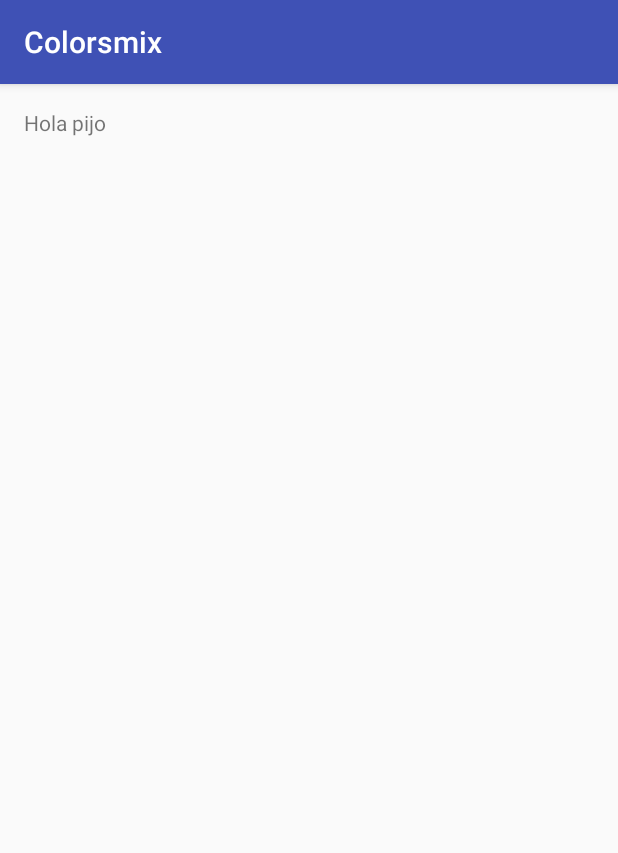
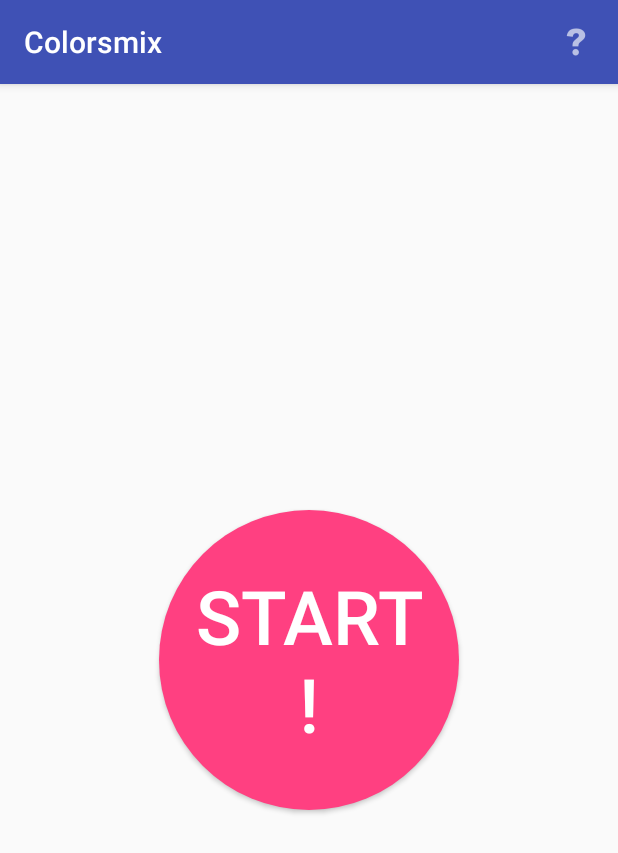
Before and after one commit to AGM-GR/Colorsmix, an Android app: the screen it shows after launch (MainActivity), on a phone screen of 412 x 824 dp. Shown: the top 853 px of the screen. Run offline under Robolectric (Android 15) with nearby library versions, the phone set to English and light mode, and no system bars.

Commit message:
Inicio de la aplicación, botón de ayuda en el menú.

```diff
--- a/app/src/main/java/ugr/pdm/rafalex/colorsmix/MainActivity.java
+++ b/app/src/main/java/ugr/pdm/rafalex/colorsmix/MainActivity.java
@@ -1,13 +1,73 @@
 package ugr.pdm.rafalex.colorsmix;
 
+import android.app.AlertDialog;
+import android.content.Intent;
 import android.support.v7.app.AppCompatActivity;
 import android.os.Bundle;
+import android.view.LayoutInflater;
+import android.view.Menu;
+import android.view.MenuInflater;
+import android.view.MenuItem;
+import android.view.View;
+import android.widget.Button;
 
 public class MainActivity extends AppCompatActivity {
+
+    //Datos de la vista
+    private Button start;
+
+    //Datos para dialogos
+    private AlertDialog menuDialog;
+    private AlertDialog.Builder helpDialog;
 
     @Override
     protected void onCreate(Bundle savedInstanceState) {
         super.onCreate(savedInstanceState);
         setContentView(R.layout.activity_main);
+
+        start = (Button) findViewById(R.id.start_button);
+
+        start.setOnClickListener(new View.OnClickListener() {
+            @Override
+            public void onClick(View view) {
+
+                // Inicia la siguiente acitividad.
+                //Intent i = new Intent(MainMenuActivity.this, PlayActivity.class);
+                //startActivity(i);
+            }
+        });
+
+        //Crea los dialogos
+        LayoutInflater inflater = this.getLayoutInflater();
+        View dialogView = inflater.inflate(R.layout.help_dialog, null);
+
+        helpDialog = new AlertDialog.Builder(this, R.style.DialogTheme)
+                .setView(dialogView)
+                .setTitle(R.string.menu_help)
+                .setNeutralButton(R.string.ok_button,null);
+
+        menuDialog = helpDialog.create();
+    }
+
+    //Función onCreateOptionMenu, para añadir el estilo de nuestro action_bar
+    @Override
+    public boolean onCreateOptionsMenu (Menu menu) {
+
+        MenuInflater inflater = getMenuInflater();
+        inflater.inflate(R.menu.action_bar, menu); // set your file name
+        return super.onCreateOptionsMenu(menu);
+    }
+
+    //Función onOptionItemSelected, para definir el funcionamiento de las opciones del action_bar
+    @Override
+    public boolean onOptionsItemSelected(final MenuItem item) {
+
+        if (item.getItemId() == R.id.help) {
+
+            menuDialog.show();
+            return true;
+        }
+
+        return super.onOptionsItemSelected(item);
     }
 }
--- /dev/null
+++ b/app/src/main/res/drawable-21/round_button.xml
@@ -0,0 +1,9 @@
+<?xml version="1.0" encoding="utf-8"?>
+<ripple xmlns:android="http://schemas.android.com/apk/res/android" android:color="@color/colorAccentDark">
+    <item>
+        <shape android:shape="oval">
+            <solid android:color="@color/colorAccent"/>
+            <size android:height="25dp" android:width="25dp"/>
+        </shape>
+    </item>
+</ripple>
--- /dev/null
+++ b/app/src/main/res/drawable/round_button.xml
@@ -0,0 +1,14 @@
+<?xml version="1.0" encoding="utf-8"?>
+<selector xmlns:android="http://schemas.android.com/apk/res/android">
+    <item android:state_pressed="false">
+        <shape android:shape="oval">
+            <solid android:color="@color/colorAccent"/>
+        </shape>
+    </item>
+    <item android:state_pressed="true">
+        <shape android:shape="oval">
+            <solid android:color="@color/colorAccentDark"/>
+            <size android:height="25dp" android:width="25dp"/>
+        </shape>
+    </item>
+</selector>
--- a/app/src/main/res/layout/activity_main.xml
+++ b/app/src/main/res/layout/activity_main.xml
@@ -1,5 +1,5 @@
 <?xml version="1.0" encoding="utf-8"?>
-<RelativeLayout xmlns:android="http://schemas.android.com/apk/res/android"
+<LinearLayout xmlns:android="http://schemas.android.com/apk/res/android"
     xmlns:tools="http://schemas.android.com/tools"
     android:id="@+id/activity_main"
     android:layout_width="match_parent"
@@ -8,10 +8,18 @@
     android:paddingLeft="@dimen/activity_horizontal_margin"
     android:paddingRight="@dimen/activity_horizontal_margin"
     android:paddingTop="@dimen/activity_vertical_margin"
+    android:gravity="center"
     tools:context="ugr.pdm.rafalex.colorsmix.MainActivity">
 
-    <TextView
-        android:layout_width="wrap_content"
-        android:layout_height="wrap_content"
-        android:text="Hola pijo" />
-</RelativeLayout>
+    <Button
+        android:text="@string/start_button_text"
+        android:layout_width="200dp"
+        android:layout_height="200dp"
+        android:id="@+id/start_button"
+        android:fontFamily="sans-serif-medium"
+        android:textSize="50sp"
+        android:padding="20dp"
+        android:background="@drawable/round_button"
+        style="@style/Widget.AppCompat.Button.Colored" />
+
+</LinearLayout>
--- /dev/null
+++ b/app/src/main/res/layout/help_dialog.xml
@@ -0,0 +1,20 @@
+<?xml version="1.0" encoding="utf-8"?>
+<ScrollView xmlns:android="http://schemas.android.com/apk/res/android"
+    xmlns:app="http://schemas.android.com/apk/res-auto"
+    android:layout_width="match_parent"
+    android:layout_height="wrap_content" >
+
+    <LinearLayout
+        android:orientation="vertical"
+        android:layout_width="match_parent"
+        android:layout_height="wrap_content"
+        android:padding="20dp">
+
+        <TextView
+            android:text="AIUDA"
+            android:layout_width="match_parent"
+            android:layout_height="wrap_content"
+            android:id="@+id/helpView1" />
+
+    </LinearLayout>
+</ScrollView>
--- /dev/null
+++ b/app/src/main/res/menu/action_bar.xml
@@ -0,0 +1,11 @@
+<?xml version="1.0" encoding="utf-8"?>
+<menu xmlns:android="http://schemas.android.com/apk/res/android"
+    xmlns:app="http://schemas.android.com/apk/res-auto">
+
+    <item
+        android:id="@+id/help"
+        android:icon="@drawable/ic_action_help"
+        android:title="@string/menu_help"
+        app:showAsAction="always"/>
+
+</menu>
--- a/app/src/main/res/values/colors.xml
+++ b/app/src/main/res/values/colors.xml
@@ -3,4 +3,5 @@
     <color name="colorPrimary">#3F51B5</color>
     <color name="colorPrimaryDark">#303F9F</color>
     <color name="colorAccent">#FF4081</color>
+    <color name="colorAccentDark">#fc2870</color>
 </resources>
--- a/app/src/main/res/values/strings.xml
+++ b/app/src/main/res/values/strings.xml
@@ -1,3 +1,7 @@
 <resources>
     <string name="app_name">Colorsmix</string>
+    <string name="start_button_text">Start!</string>
+    <string name="menu_help">Help</string>
+
+    <string name="ok_button">OK</string>
 </resources>
--- a/app/src/main/res/values/styles.xml
+++ b/app/src/main/res/values/styles.xml
@@ -8,4 +8,12 @@
         <item name="colorAccent">@color/colorAccent</item>
     </style>
 
+    <style name="DialogTheme" parent="Theme.AppCompat.DayNight.Dialog.Alert">
+        <item name="colorPrimary">@color/colorPrimary</item>
+        <item name="colorPrimaryDark">@color/colorPrimaryDark</item>
+        <item name="colorAccent">@color/colorAccent</item>
+        <!-- <item name="android:background">@color/colorPrimaryBackground</item>
+        <item name="android:textColor">@color/colorText</item> -->
+    </style>
+
 </resources>
```
Also changed, not shown: app/src/main/res/drawable-hdpi/ic_action_help.png (added), app/src/main/res/drawable-mdpi/ic_action_help.png (added), app/src/main/res/drawable-xhdpi/ic_action_help.png (added), app/src/main/res/drawable-xxhdpi/ic_action_help.png (added).
